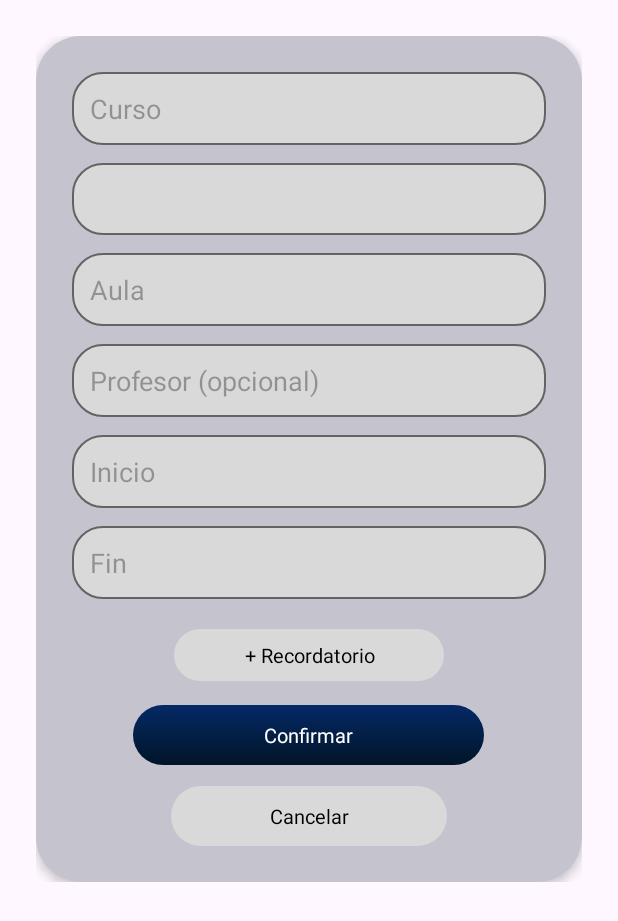
After one commit to 1VIDIX/Mi_zona_Utadeo, an Android app: the layout fragment_formulario_horario.xml on its own in the app's theme, with its tools: preview values and no code run, on a phone screen of 412 x 824 dp. The commit adds this screen. Shown: the top 921 px of the screen. Run offline under Robolectric (Android 15) with nearby library versions, the phone set to English and light mode, and no system bars; Roboto replaces fonts that are not available here.

Commit message:
agregar horario, y varios archivos de estilos

```diff
--- a/app/src/main/AndroidManifest.xml
+++ b/app/src/main/AndroidManifest.xml
@@ -12,7 +12,6 @@
         android:supportsRtl="true"
         android:theme="@style/Theme.Ptoyecto"
         tools:targetApi="31">
-
 
         <activity android:name=".Horario" />
 
--- /dev/null
+++ b/app/src/main/java/com/example/ptoyecto/Agregar_horario.kt
@@ -0,0 +1,40 @@
+package com.example.ptoyecto
+
+import android.app.Dialog
+import android.os.Bundle
+import android.view.*
+import androidx.fragment.app.DialogFragment
+import com.example.ptoyecto.R
+import android.graphics.Color
+import android.graphics.drawable.ColorDrawable
+import androidx.core.graphics.drawable.toDrawable
+
+
+class FormularioHorarioDialog : DialogFragment() {
+
+    override fun onCreateDialog(savedInstanceState: Bundle?): Dialog {
+        val dialog = super.onCreateDialog(savedInstanceState)
+
+        // Hacer transparente el fondo de la ventana del dialogo
+        dialog.window?.setBackgroundDrawable(Color.TRANSPARENT.toDrawable())
+
+        return dialog
+    }
+
+    override fun onCreateView(
+        inflater: LayoutInflater,
+        container: ViewGroup?,
+        savedInstanceState: Bundle?,
+    ): View? {
+        return inflater.inflate(R.layout.fragment_formulario_horario, container, false)
+    }
+
+    override fun onStart() {
+        super.onStart()
+        // Ajustar el tamaño del dialogo (opcional)
+        dialog?.window?.setLayout(
+            (resources.displayMetrics.widthPixels * 0.9).toInt(),
+            ViewGroup.LayoutParams.WRAP_CONTENT
+        )
+    }
+}
--- a/app/src/main/java/com/example/ptoyecto/Horario.kt
+++ b/app/src/main/java/com/example/ptoyecto/Horario.kt
@@ -29,6 +29,13 @@ class Horario : AppCompatActivity() {
             finish()
         }
 
+        val botonAgregar: Button = findViewById(R.id.boton_agregar)
+        botonAgregar.setOnClickListener {
+            val dialog = FormularioHorarioDialog()
+            dialog.show(supportFragmentManager, "FormularioHorario")
+
+        }
+
 
         ViewCompat.setOnApplyWindowInsetsListener(findViewById(R.id.main)) { v, insets ->
             val systemBars = insets.getInsets(WindowInsetsCompat.Type.systemBars())
--- /dev/null
+++ b/app/src/main/res/drawable/button_gray.xml
@@ -0,0 +1,6 @@
+<?xml version="1.0" encoding="utf-8"?>
+    <shape xmlns:android="http://schemas.android.com/apk/res/android"
+        android:shape="rectangle">
+        <solid android:color="#D9D9D9"/>
+        <corners android:radius="20dp"/>
+    </shape>
--- /dev/null
+++ b/app/src/main/res/drawable/dialog_background.xml
@@ -0,0 +1,5 @@
+<shape xmlns:android="http://schemas.android.com/apk/res/android"
+    android:shape="rectangle">
+    <solid android:color="@color/fondo_oscuro" />
+    <corners android:radius="24dp" />
+</shape>
--- /dev/null
+++ b/app/src/main/res/drawable/rounded_button_blue.xml
@@ -0,0 +1,11 @@
+<selector xmlns:android="http://schemas.android.com/apk/res/android">
+    <item android:state_enabled="true">
+        <shape android:shape="rectangle">
+            <gradient
+                android:startColor="#052967"
+                android:endColor="#011527"
+                android:angle="270" />
+            <corners android:radius="20dp"/>
+        </shape>
+    </item>
+</selector>
--- /dev/null
+++ b/app/src/main/res/drawable/rounded_edittext.xml
@@ -0,0 +1,7 @@
+
+<shape xmlns:android="http://schemas.android.com/apk/res/android"
+    android:shape="rectangle">
+    <solid android:color="#D9D9D9"/>
+    <stroke android:width="1dp" android:color="#646262"/>
+    <corners android:radius="20dp"/>
+</shape>
--- a/app/src/main/res/layout/activity_horario.xml
+++ b/app/src/main/res/layout/activity_horario.xml
@@ -33,10 +33,12 @@
             android:layout_width="match_parent"
             android:layout_height="0dp"
             android:layout_marginTop="16dp"
+            android:layout_marginEnd="8dp"
             android:background="@drawable/rounded_background"
             app:layout_constraintBottom_toBottomOf="parent"
             app:layout_constraintEnd_toEndOf="parent"
-            app:layout_constraintTop_toBottomOf="@+id/cuenta" />
+            app:layout_constraintTop_toBottomOf="@+id/cuenta"
+            app:layout_constraintVertical_bias="0.0" />
 
         <Button
             android:id="@+id/buttonMenu"
@@ -70,6 +72,19 @@
             app:layout_constraintTop_toTopOf="parent"
             app:layout_constraintVertical_bias="0.48" />
 
+        <Button
+            android:id="@+id/boton_agregar"
+            android:layout_width="80dp"
+            android:layout_height="71dp"
+            android:layout_marginEnd="32dp"
+            android:layout_marginBottom="32dp"
+            android:backgroundTint="@color/fondo_oscuro"
+            android:text="+"
+            android:textColor="#646262"
+            android:textSize="34sp"
+            app:layout_constraintBottom_toBottomOf="parent"
+            app:layout_constraintEnd_toEndOf="parent" />
+
 
     </androidx.constraintlayout.widget.ConstraintLayout>
 </ScrollView>
--- /dev/null
+++ b/app/src/main/res/layout/fragment_formulario_horario.xml
@@ -0,0 +1,131 @@
+<?xml version="1.0" encoding="utf-8"?>
+<ScrollView xmlns:android="http://schemas.android.com/apk/res/android"
+    xmlns:app="http://schemas.android.com/apk/res-auto"
+    android:layout_width="match_parent"
+    android:layout_height="wrap_content"
+    android:background="#00000000"
+    android:fillViewport="true">
+
+    <LinearLayout
+        android:layout_width="match_parent"
+        android:layout_height="wrap_content"
+        android:background="#00000000"
+        android:gravity="center_horizontal"
+        android:orientation="vertical"
+        android:padding="24dp">
+
+        <!-- FORMULARIO CENTRADO -->
+        <LinearLayout
+            android:layout_width="match_parent"
+            android:layout_height="wrap_content"
+            android:background="@drawable/rounded_background"
+            android:backgroundTint="#C5C4CE"
+            android:elevation="4dp"
+            android:maxWidth="600dp"
+            android:minWidth="280dp"
+            android:orientation="vertical"
+            android:padding="24dp">
+
+            <EditText
+                android:id="@+id/inputCurso"
+                android:layout_width="match_parent"
+                android:layout_height="wrap_content"
+                android:layout_marginBottom="12dp"
+                android:background="@drawable/rounded_edittext"
+                android:hint="Curso"
+                android:padding="12dp" />
+
+            <Spinner
+                android:id="@+id/spinnerDia"
+                android:layout_width="match_parent"
+                android:layout_height="48dp"
+                android:layout_marginBottom="12dp"
+                android:background="@drawable/rounded_edittext" />
+
+            <EditText
+                android:id="@+id/inputAula"
+                android:layout_width="match_parent"
+                android:layout_height="wrap_content"
+                android:layout_marginBottom="12dp"
+                android:background="@drawable/rounded_edittext"
+                android:hint="Aula"
+                android:padding="12dp" />
+
+            <EditText
+                android:id="@+id/inputProfesor"
+                android:layout_width="match_parent"
+                android:layout_height="wrap_content"
+                android:layout_marginBottom="12dp"
+                android:background="@drawable/rounded_edittext"
+                android:hint="Profesor (opcional)"
+                android:padding="12dp" />
+
+            <EditText
+                android:id="@+id/inputInicio"
+                android:layout_width="match_parent"
+                android:layout_height="wrap_content"
+                android:layout_marginBottom="12dp"
+                android:background="@drawable/rounded_edittext"
+                android:hint="Inicio"
+                android:padding="12dp" />
+
+            <EditText
+                android:id="@+id/inputFin"
+                android:layout_width="match_parent"
+                android:layout_height="wrap_content"
+                android:layout_marginBottom="12dp"
+                android:background="@drawable/rounded_edittext"
+                android:hint="Fin"
+                android:padding="12dp" />
+
+            <TextView
+                android:id="@+id/btnRecordatorio"
+                android:layout_width="wrap_content"
+                android:layout_height="wrap_content"
+                android:layout_marginBottom="12dp"
+                android:layout_marginTop="8dp"
+                android:layout_gravity="center"
+                android:minWidth="180dp"
+                android:background="@drawable/button_gray"
+                android:text="+ Recordatorio"
+                android:textColor="#000000"
+                android:gravity="center"
+                android:padding="8dp"
+                android:textSize="13sp" />
+
+            <TextView
+                android:id="@+id/btnConfirmar"
+                android:layout_width="wrap_content"
+                android:layout_height="wrap_content"
+                android:layout_marginBottom="10dp"
+                android:layout_marginTop="4dp"
+                android:layout_gravity="center"
+                android:minWidth="234dp"
+                android:minHeight="40dp"
+                android:background="@drawable/rounded_button_blue"
+                android:text="Confirmar"
+                android:textColor="#FFFFFF"
+                android:gravity="center"
+                android:padding="8dp"
+                android:textSize="13sp" />
+
+            <TextView
+                android:id="@+id/btnCancelar"
+                android:layout_width="wrap_content"
+                android:layout_height="wrap_content"
+                android:layout_marginTop="4dp"
+                android:layout_gravity="center"
+                android:minWidth="184dp"
+                android:minHeight="40dp"
+                android:text="Cancelar"
+                android:textColor="#000000"
+                android:gravity="center"
+                android:padding="8dp"
+                android:textSize="13sp"
+                android:backgroundTint="@null"
+                android:background="@drawable/button_gray" />
+
+        </LinearLayout>
+
+    </LinearLayout>
+</ScrollView>
--- /dev/null
+++ b/app/src/main/res/values/styles.xml
@@ -0,0 +1,8 @@
+<?xml version="1.0" encoding="utf-8"?>
+<resources>
+    <style name="DialogTheme_Transparent" parent="Theme.MaterialComponents.Light.Dialog">
+        <item name="android:windowBackground">@android:color/transparent</item>
+        <item name="android:backgroundDimEnabled">true</item>
+    </style>
+
+</resources>
--- a/app/src/main/res/values/themes.xml
+++ b/app/src/main/res/values/themes.xml
@@ -10,5 +10,7 @@
     <style name="roundedImageViewRounded">
         <item name="cornerFamily">rounded</item>
         <item name="cornerSize">120dp</item>
+
     </style>
+
 </resources>
```
